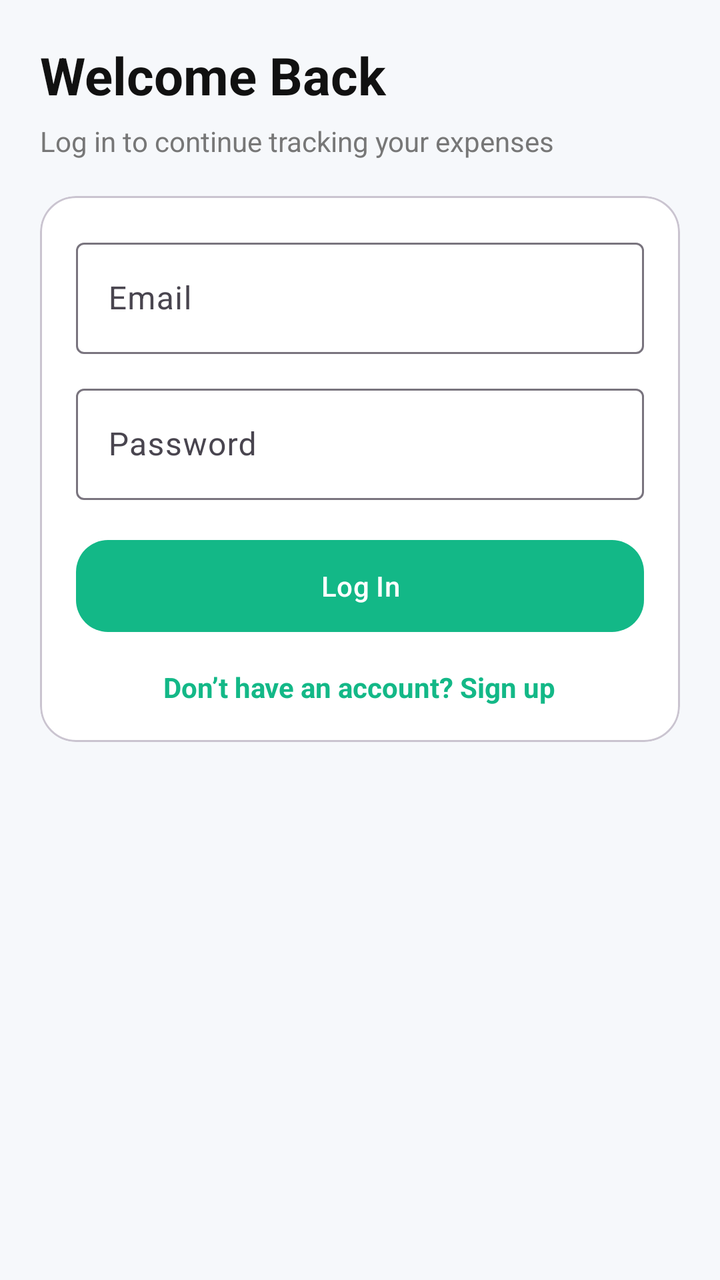
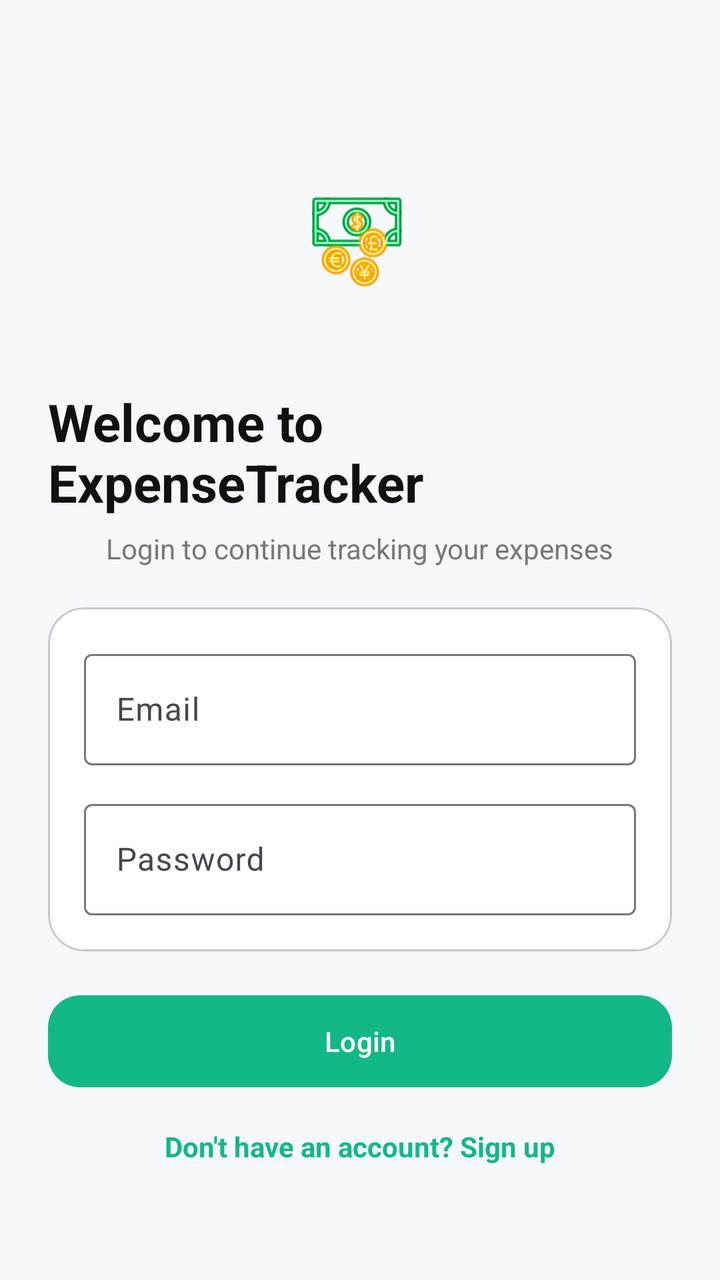

Before-and-after screenshots of an Android layout around one commit, followed by the original layout XML and the change that was made.
<!-- AndroidManifest.xml: application theme Theme.Material3.DayNight.NoActionBar -->
<!-- res/layout/activity_login.xml -->
<?xml version="1.0" encoding="utf-8"?>
<ScrollView xmlns:android="http://schemas.android.com/apk/res/android"
    xmlns:app="http://schemas.android.com/apk/res-auto"
    android:layout_width="match_parent"
    android:layout_height="match_parent"
    android:background="@color/bg">

    <androidx.constraintlayout.widget.ConstraintLayout
        android:layout_width="match_parent"
        android:layout_height="wrap_content"
        android:padding="20dp">

        <TextView
            android:id="@+id/titleTv"
            android:layout_width="0dp"
            android:layout_height="wrap_content"
            android:text="Welcome Back"
            android:textStyle="bold"
            android:textSize="26sp"
            android:textColor="@color/text"
            app:layout_constraintTop_toTopOf="parent"
            app:layout_constraintStart_toStartOf="parent"
            app:layout_constraintEnd_toEndOf="parent"/>

        <TextView
            android:id="@+id/subTv"
            android:layout_width="0dp"
            android:layout_height="wrap_content"
            android:text="Log in to continue tracking your expenses"
            android:textSize="14sp"
            android:textColor="@color/muted"
            android:layout_marginTop="6dp"
            app:layout_constraintTop_toBottomOf="@id/titleTv"
            app:layout_constraintStart_toStartOf="parent"
            app:layout_constraintEnd_toEndOf="parent"/>

        <com.google.android.material.card.MaterialCardView
            android:id="@+id/card"
            android:layout_width="0dp"
            android:layout_height="wrap_content"
            android:layout_marginTop="18dp"
            app:cardCornerRadius="18dp"
            app:cardElevation="0dp"
            app:cardBackgroundColor="@color/card"
            app:layout_constraintTop_toBottomOf="@id/subTv"
            app:layout_constraintStart_toStartOf="parent"
            app:layout_constraintEnd_toEndOf="parent">

            <LinearLayout
                android:layout_width="match_parent"
                android:layout_height="wrap_content"
                android:padding="18dp"
                android:orientation="vertical">

                <com.google.android.material.textfield.TextInputLayout
                    android:layout_width="match_parent"
                    android:layout_height="wrap_content"
                    android:hint="Email">

                    <com.google.android.material.textfield.TextInputEditText
                        android:id="@+id/emailEt"
                        android:layout_width="match_parent"
                        android:layout_height="wrap_content"
                        android:inputType="textEmailAddress"/>
                </com.google.android.material.textfield.TextInputLayout>

                <com.google.android.material.textfield.TextInputLayout
                    android:layout_width="match_parent"
                    android:layout_height="wrap_content"
                    android:layout_marginTop="12dp"
                    android:hint="Password">

                    <com.google.android.material.textfield.TextInputEditText
                        android:id="@+id/passwordEt"
                        android:layout_width="match_parent"
                        android:layout_height="wrap_content"
                        android:inputType="textPassword"/>
                </com.google.android.material.textfield.TextInputLayout>

                <com.google.android.material.button.MaterialButton
                    android:id="@+id/loginBtn"
                    android:layout_width="match_parent"
                    android:layout_height="54dp"
                    android:layout_marginTop="16dp"
                    android:text="Log In"
                    android:textAllCaps="false"
                    app:cornerRadius="16dp"
                    app:backgroundTint="@color/green"/>

                <TextView
                    android:id="@+id/goSignupTv"
                    android:layout_width="wrap_content"
                    android:layout_height="wrap_content"
                    android:text="Don’t have an account? Sign up"
                    android:textColor="@color/green"
                    android:textStyle="bold"
                    android:layout_marginTop="14dp"
                    android:layout_gravity="center"/>

            </LinearLayout>

        </com.google.android.material.card.MaterialCardView>

    </androidx.constraintlayout.widget.ConstraintLayout>
</ScrollView>
<!-- resources referenced by this layout -->
<resources>
  <color name="bg">#F6F8FB</color>
  <color name="card">#FFFFFF</color>
  <color name="green">#13B887</color>
  <color name="muted">#777777</color>
  <color name="text">#111111</color>
</resources>

<!-- the commit's change to res/layout/activity_login.xml (unified diff, before → after) -->
@@ -1,61 +1,74 @@
 <?xml version="1.0" encoding="utf-8"?>
-<ScrollView xmlns:android="http://schemas.android.com/apk/res/android"
+<androidx.constraintlayout.widget.ConstraintLayout
+    xmlns:android="http://schemas.android.com/apk/res/android"
     xmlns:app="http://schemas.android.com/apk/res-auto"
     android:layout_width="match_parent"
     android:layout_height="match_parent"
     android:background="@color/bg">
 
-    <androidx.constraintlayout.widget.ConstraintLayout
-        android:layout_width="match_parent"
+    <LinearLayout
+        android:id="@+id/container"
+        android:layout_width="0dp"
         android:layout_height="wrap_content"
-        android:padding="20dp">
+        android:orientation="vertical"
+        android:padding="24dp"
+        app:layout_constraintTop_toTopOf="parent"
+        app:layout_constraintBottom_toBottomOf="parent"
+        app:layout_constraintStart_toStartOf="parent"
+        app:layout_constraintEnd_toEndOf="parent">
+
+        <ImageView
+            android:id="@+id/logoIv"
+            android:layout_width="200dp"
+            android:layout_height="120dp"
+            android:layout_gravity="center_horizontal"
+            android:layout_marginBottom="16dp"
+            android:contentDescription="App Logo"
+            android:src="@drawable/logo"
+            app:layout_constraintBottom_toTopOf="@id/titleTv"
+            app:layout_constraintEnd_toEndOf="parent"
+            app:layout_constraintStart_toStartOf="parent"
+            app:layout_constraintTop_toTopOf="parent" />
 
         <TextView
             android:id="@+id/titleTv"
-            android:layout_width="0dp"
+            android:layout_width="wrap_content"
             android:layout_height="wrap_content"
-            android:text="Welcome Back"
+            android:text="Welcome to ExpenseTracker"
             android:textStyle="bold"
             android:textSize="26sp"
             android:textColor="@color/text"
-            app:layout_constraintTop_toTopOf="parent"
-            app:layout_constraintStart_toStartOf="parent"
-            app:layout_constraintEnd_toEndOf="parent"/>
+            android:layout_gravity="center_horizontal"/>
 
         <TextView
-            android:id="@+id/subTv"
-            android:layout_width="0dp"
+            android:id="@+id/subTitleTv"
+            android:layout_width="wrap_content"
             android:layout_height="wrap_content"
-            android:text="Log in to continue tracking your expenses"
+            android:text="Login to continue tracking your expenses"
             android:textSize="14sp"
             android:textColor="@color/muted"
             android:layout_marginTop="6dp"
-            app:layout_constraintTop_toBottomOf="@id/titleTv"
-            app:layout_constraintStart_toStartOf="parent"
-            app:layout_constraintEnd_toEndOf="parent"/>
+            android:layout_gravity="center_horizontal"/>
 
         <com.google.android.material.card.MaterialCardView
-            android:id="@+id/card"
-            android:layout_width="0dp"
+            android:id="@+id/loginCard"
+            android:layout_width="match_parent"
             android:layout_height="wrap_content"
-            android:layout_marginTop="18dp"
+            android:layout_marginTop="20dp"
             app:cardCornerRadius="18dp"
             app:cardElevation="0dp"
-            app:cardBackgroundColor="@color/card"
-            app:layout_constraintTop_toBottomOf="@id/subTv"
-            app:layout_constraintStart_toStartOf="parent"
-            app:layout_constraintEnd_toEndOf="parent">
+            app:cardBackgroundColor="@color/card">
 
             <LinearLayout
                 android:layout_width="match_parent"
                 android:layout_height="wrap_content"
-                android:padding="18dp"
-                android:orientation="vertical">
+                android:orientation="vertical"
+                android:padding="18dp">
 
                 <com.google.android.material.textfield.TextInputLayout
                     android:layout_width="match_parent"
                     android:layout_height="wrap_content"
-                    android:hint="Email">
+                    android:hint="@string/email">
 
                     <com.google.android.material.textfield.TextInputEditText
                         android:id="@+id/emailEt"
@@ -67,8 +80,8 @@
                 <com.google.android.material.textfield.TextInputLayout
                     android:layout_width="match_parent"
                     android:layout_height="wrap_content"
-                    android:layout_marginTop="12dp"
-                    android:hint="Password">
+                    android:layout_marginTop="14dp"
+                    android:hint="@string/password">
 
                     <com.google.android.material.textfield.TextInputEditText
                         android:id="@+id/passwordEt"
@@ -77,29 +90,31 @@
                         android:inputType="textPassword"/>
                 </com.google.android.material.textfield.TextInputLayout>
 
-                <com.google.android.material.button.MaterialButton
-                    android:id="@+id/loginBtn"
-                    android:layout_width="match_parent"
-                    android:layout_height="54dp"
-                    android:layout_marginTop="16dp"
-                    android:text="Log In"
-                    android:textAllCaps="false"
-                    app:cornerRadius="16dp"
-                    app:backgroundTint="@color/green"/>
-
-                <TextView
-                    android:id="@+id/goSignupTv"
-                    android:layout_width="wrap_content"
-                    android:layout_height="wrap_content"
-                    android:text="Don’t have an account? Sign up"
-                    android:textColor="@color/green"
-                    android:textStyle="bold"
-                    android:layout_marginTop="14dp"
-                    android:layout_gravity="center"/>
-
             </LinearLayout>
 
         </com.google.android.material.card.MaterialCardView>
 
-    </androidx.constraintlayout.widget.ConstraintLayout>
-</ScrollView>
+        <com.google.android.material.button.MaterialButton
+            android:id="@+id/loginBtn"
+            android:layout_width="match_parent"
+            android:layout_height="54dp"
+            android:text="Login"
+            android:textAllCaps="false"
+            android:layout_marginTop="18dp"
+            app:cornerRadius="16dp"
+            app:backgroundTint="@color/green"/>
+
+        <TextView
+            android:id="@+id/goSignupTv"
+            android:layout_width="wrap_content"
+            android:layout_height="wrap_content"
+            android:text="Don't have an account? Sign up"
+            android:textColor="@color/green"
+            android:textStyle="bold"
+            android:textSize="14sp"
+            android:layout_marginTop="16dp"
+            android:layout_gravity="center_horizontal"/>
+
+    </LinearLayout>
+
+</androidx.constraintlayout.widget.ConstraintLayout>
<!-- resource entries referenced after the edit -->
@@ -5,5 +5,8 @@
   <color name="green">#13B887</color>
   <color name="muted">#777777</color>
   <color name="text">#111111</color>
+  <!-- drawable logo: vector/xml drawable (drawable, 219249 chars, omitted) -->
+  <string name="email">Email</string>
+  <string name="password">Password</string>
 </resources>
 
